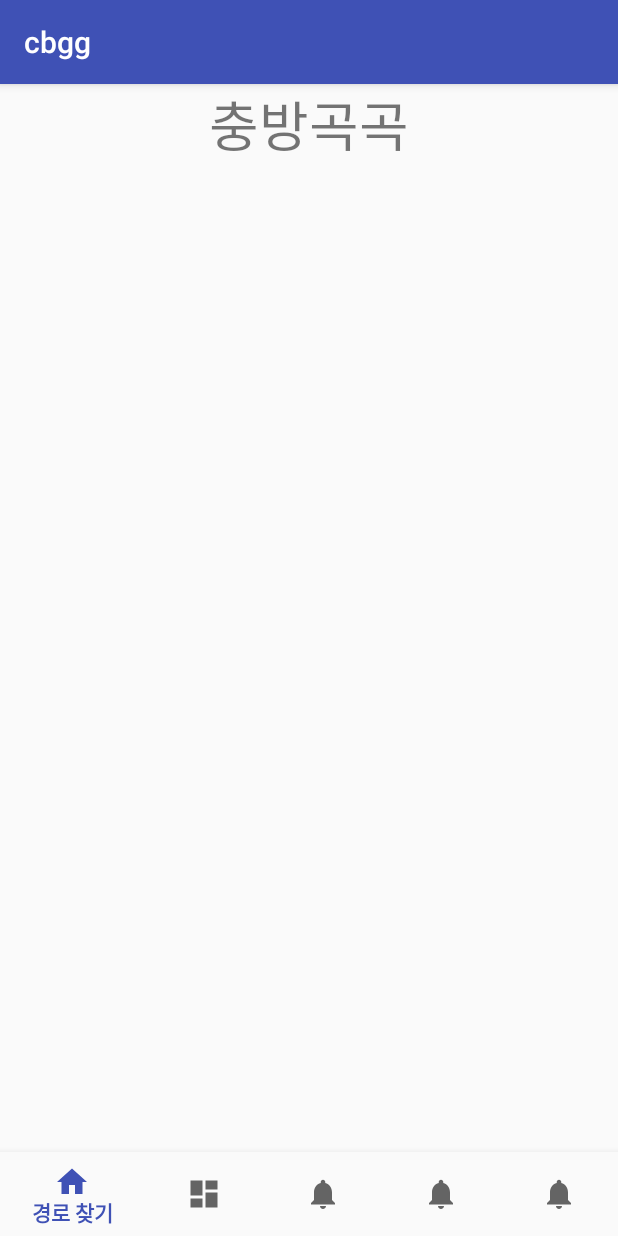
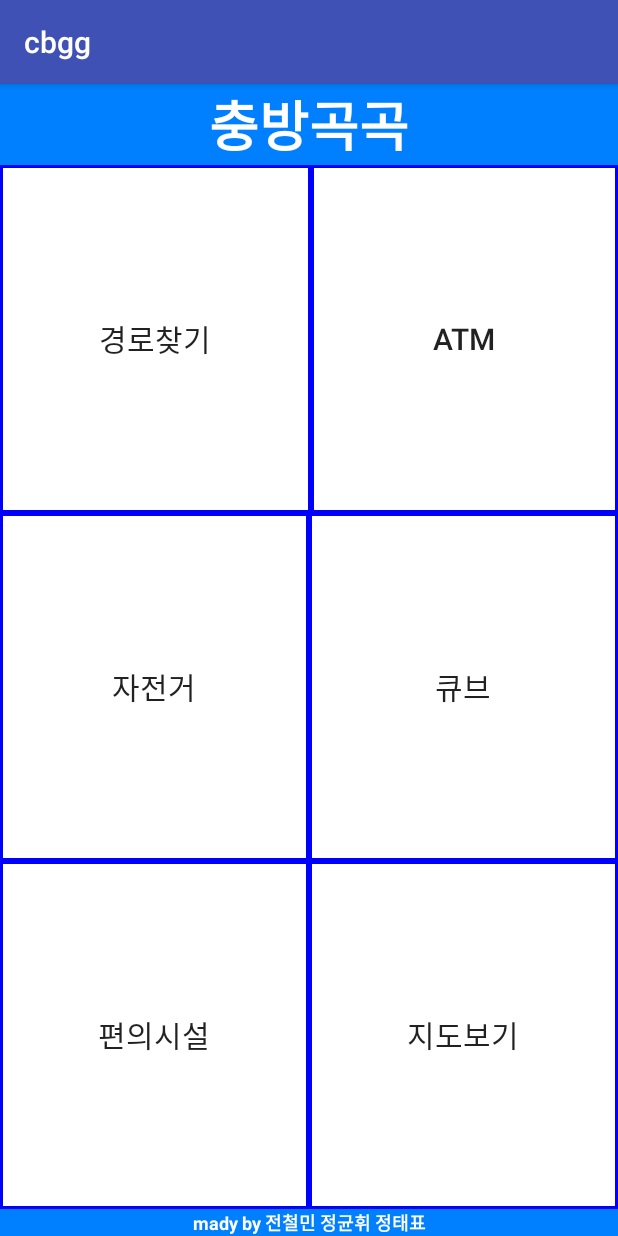
Before and after one commit to JungTaepyo/cbgg_mobile, an Android app: the screen it shows after launch (MainActivity), on a phone screen of 412 x 824 dp. Run offline under Robolectric (Android 15) with nearby library versions, the phone set to English and light mode, and no system bars; libraries missing offline, so code that uses them is left out: net.daum.mf; 2 statements that could not run were skipped.

Commit message:
메인 xml

```diff
--- /dev/null
+++ b/app/src/main/res/drawable/Button.xml
@@ -0,0 +1,21 @@
+<?xml version="1.0" encoding="utf-8"?>
+<shape
+    xmlns:android="http://schemas.android.com/apk/res/android"
+    android:shape="rectangle">
+
+    <!-- 테두리 내부 색상 설정 -->
+    <solid android:color="@android:color/white" />
+
+    <!-- 테두리 내부 여백 설정 -->
+    <padding
+        android:bottom="8dp"
+        android:left="8dp"
+        android:right="8dp"
+        android:top="8dp" />
+
+    <!-- 테두리 설정: 두께, 색상 -->
+    <stroke
+        android:width="2dp"
+        android:color="#0000ff" />
+
+</shape>
--- a/app/src/main/res/layout/activity_main.xml
+++ b/app/src/main/res/layout/activity_main.xml
@@ -7,32 +7,147 @@
     android:layout_height="match_parent"
     tools:context="kr.ac.company.cbgg.MainActivity">
 
+    <!--<RelativeLayout-->
+        <!--android:layout_width="match_parent"-->
+        <!--android:layout_height="match_parent">-->
+        <!--<TextView-->
+            <!--android:id="@+id/message"-->
+            <!--android:layout_width="match_parent"-->
+            <!--android:layout_height="wrap_content"-->
+            <!--android:text="충방곡곡"-->
+            <!--android:textSize="36dp"-->
+            <!--android:layout_alignParentTop="true"-->
+            <!--android:gravity="center"/>-->
+
+        <!--<RelativeLayout-->
+            <!--android:layout_below="@+id/message"-->
+            <!--android:layout_above="@+id/navigation"-->
+            <!--android:id="@+id/map_view"-->
+        <!--android:layout_width="match_parent"-->
+        <!--android:layout_height="match_parent" />-->
+
+        <!--<android.support.design.widget.BottomNavigationView-->
+            <!--android:id="@+id/navigation"-->
+            <!--android:layout_alignParentBottom="true"-->
+            <!--android:layout_width="match_parent"-->
+            <!--android:layout_height="wrap_content"-->
+            <!--android:background="?android:attr/windowBackground"-->
+            <!--app:menu="@menu/navigation" />-->
+    <!--</RelativeLayout>-->
+
     <RelativeLayout
         android:layout_width="match_parent"
         android:layout_height="match_parent">
         <TextView
-            android:id="@+id/message"
+            android:id="@+id/text1"
             android:layout_width="match_parent"
             android:layout_height="wrap_content"
+            android:layout_alignParentTop="false"
             android:text="충방곡곡"
             android:textSize="36dp"
-            android:layout_alignParentTop="true"
-            android:gravity="center"/>
+            android:gravity="center"
+            android:textColor="#ffffffff"
+            android:background="#0080ff"
+            android:textStyle="bold"/>
 
-        <RelativeLayout
-            android:layout_below="@+id/message"
-            android:layout_above="@+id/navigation"
-            android:id="@+id/map_view"
-        android:layout_width="match_parent"
-        android:layout_height="match_parent" />
+      <LinearLayout
+          android:layout_width="match_parent"
+          android:layout_height="match_parent"
+          android:layout_above="@+id/text2"
+          android:layout_below="@+id/text1"
+          android:orientation="vertical">
 
-        <android.support.design.widget.BottomNavigationView
-            android:id="@+id/navigation"
-            android:layout_alignParentBottom="true"
+          <LinearLayout
+              android:layout_width="match_parent"
+              android:layout_height="wrap_content"
+              android:orientation="horizontal"
+              android:layout_weight="1">
+
+              <Button
+                  android:layout_width="wrap_content"
+                  android:layout_height="match_parent"
+                  android:layout_weight="1"
+                  android:text="경로찾기"
+                  android:textSize="20dp"
+                  android:background="@drawable/Button"
+                  android:id="@+id/find_path"/>
+
+              <Button
+                  android:layout_width="wrap_content"
+                  android:layout_height="match_parent"
+                  android:layout_weight="1"
+                  android:text="ATM"
+                  android:textSize="20dp"
+                  android:background="@drawable/Button"
+                  android:id="@+id/find_ATM"/>
+          </LinearLayout>
+
+          <LinearLayout
+              android:layout_width="match_parent"
+              android:layout_height="wrap_content"
+              android:orientation="horizontal"
+              android:layout_weight="1">
+
+              <Button
+                  android:layout_width="wrap_content"
+                  android:layout_height="match_parent"
+                  android:layout_weight="1"
+                  android:text="자전거"
+                  android:textSize="20dp"
+                  android:background="@drawable/Button"
+                  android:id="@+id/find_bikePark"/>
+
+              <Button
+                  android:layout_width="wrap_content"
+                  android:layout_height="match_parent"
+                  android:layout_weight="1"
+                  android:text="큐브"
+                  android:textSize="20dp"
+                  android:background="@drawable/Button"
+                  android:id="@+id/find_copy"/>
+          </LinearLayout>
+
+          <LinearLayout
+              android:layout_width="match_parent"
+              android:layout_height="wrap_content"
+              android:orientation="horizontal"
+              android:layout_weight="1">
+
+              <Button
+                  android:layout_width="wrap_content"
+                  android:layout_height="match_parent"
+                  android:layout_weight="1"
+                  android:text="편의시설"
+                  android:textSize="20dp"
+                  android:background="@drawable/Button"
+                  android:id="@+id/find_etc"/>
+
+              <Button
+                  android:layout_width="wrap_content"
+                  android:layout_height="match_parent"
+                  android:layout_weight="1"
+                  android:text="지도보기"
+                  android:textSize="20dp"
+                  android:background="@drawable/Button"
+                  android:id="@+id/find_map"/>
+          </LinearLayout>
+
+
+      </LinearLayout>
+
+        <TextView
+            android:id="@+id/text2"
             android:layout_width="match_parent"
             android:layout_height="wrap_content"
-            android:background="?android:attr/windowBackground"
-            app:menu="@menu/navigation" />
+            android:layout_alignParentBottom="true"
+            android:text="mady by 전철민 정균휘 정태표"
+            android:gravity="center"
+            android:textSize="12dp"
+            android:textStyle="bold"
+            android:textColor="@android:color/white"
+            android:background="#0080ff"
+            />
+
     </RelativeLayout>
 
 </android.support.constraint.ConstraintLayout>
```
